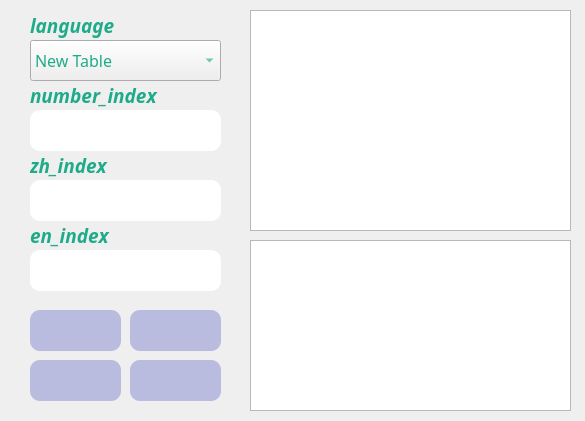
Old version of the form app/new_data_dialog.ui in the repository chenphxx/slash-learn.
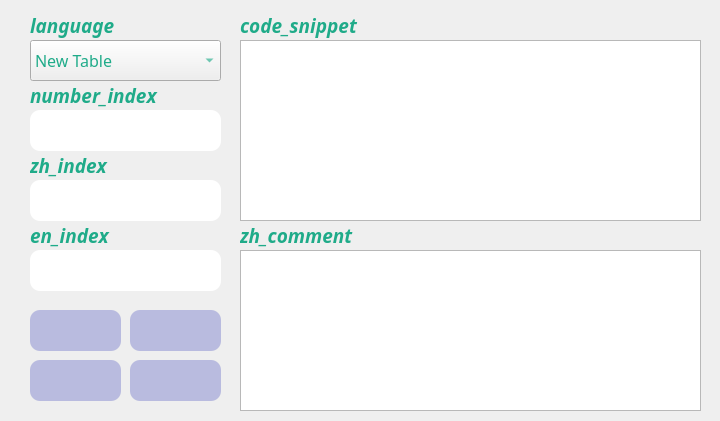
New version of the form. Icons and pictures are not drawn.

```diff
--- a/app/new_data_dialog.ui
+++ b/app/new_data_dialog.ui
@@ -6,7 +6,7 @@
    <rect>
     <x>0</x>
     <y>0</y>
-    <width>585</width>
+    <width>720</width>
     <height>421</height>
    </rect>
   </property>
@@ -77,10 +77,10 @@
   <widget class="QTextEdit" name="new_data_code_edit">
    <property name="geometry">
     <rect>
-     <x>250</x>
-     <y>10</y>
-     <width>321</width>
-     <height>221</height>
+     <x>240</x>
+     <y>40</y>
+     <width>461</width>
+     <height>181</height>
     </rect>
    </property>
    <property name="font">
@@ -99,10 +99,10 @@
   <widget class="QTextEdit" name="new_data_comment_edit">
    <property name="geometry">
     <rect>
-     <x>250</x>
-     <y>240</y>
-     <width>321</width>
-     <height>171</height>
+     <x>240</x>
+     <y>250</y>
+     <width>461</width>
+     <height>161</height>
     </rect>
    </property>
    <property name="font">
@@ -356,6 +356,50 @@
     <iconset theme="QIcon::ThemeIcon::EditClear"/>
    </property>
   </widget>
+  <widget class="QLabel" name="label_5">
+   <property name="geometry">
+    <rect>
+     <x>240</x>
+     <y>10</y>
+     <width>141</width>
+     <height>31</height>
+    </rect>
+   </property>
+   <property name="font">
+    <font>
+     <family>Cascadia Code</family>
+     <pointsize>14</pointsize>
+    </font>
+   </property>
+   <property name="styleSheet">
+    <string notr="true">color: rgb(31, 171, 137);</string>
+   </property>
+   <property name="text">
+    <string>&lt;html&gt;&lt;head/&gt;&lt;body&gt;&lt;p&gt;&lt;span style=&quot; font-weight:700; font-style:italic;&quot;&gt;code_snippet&lt;/span&gt;&lt;/p&gt;&lt;/body&gt;&lt;/html&gt;</string>
+   </property>
+  </widget>
+  <widget class="QLabel" name="label_6">
+   <property name="geometry">
+    <rect>
+     <x>240</x>
+     <y>220</y>
+     <width>121</width>
+     <height>31</height>
+    </rect>
+   </property>
+   <property name="font">
+    <font>
+     <family>Cascadia Code</family>
+     <pointsize>14</pointsize>
+    </font>
+   </property>
+   <property name="styleSheet">
+    <string notr="true">color: rgb(31, 171, 137);</string>
+   </property>
+   <property name="text">
+    <string>&lt;html&gt;&lt;head/&gt;&lt;body&gt;&lt;p&gt;&lt;span style=&quot; font-weight:700; font-style:italic;&quot;&gt;zh_comment&lt;/span&gt;&lt;/p&gt;&lt;/body&gt;&lt;/html&gt;</string>
+   </property>
+  </widget>
  </widget>
  <tabstops>
   <tabstop>new_data_number_index</tabstop>
```
